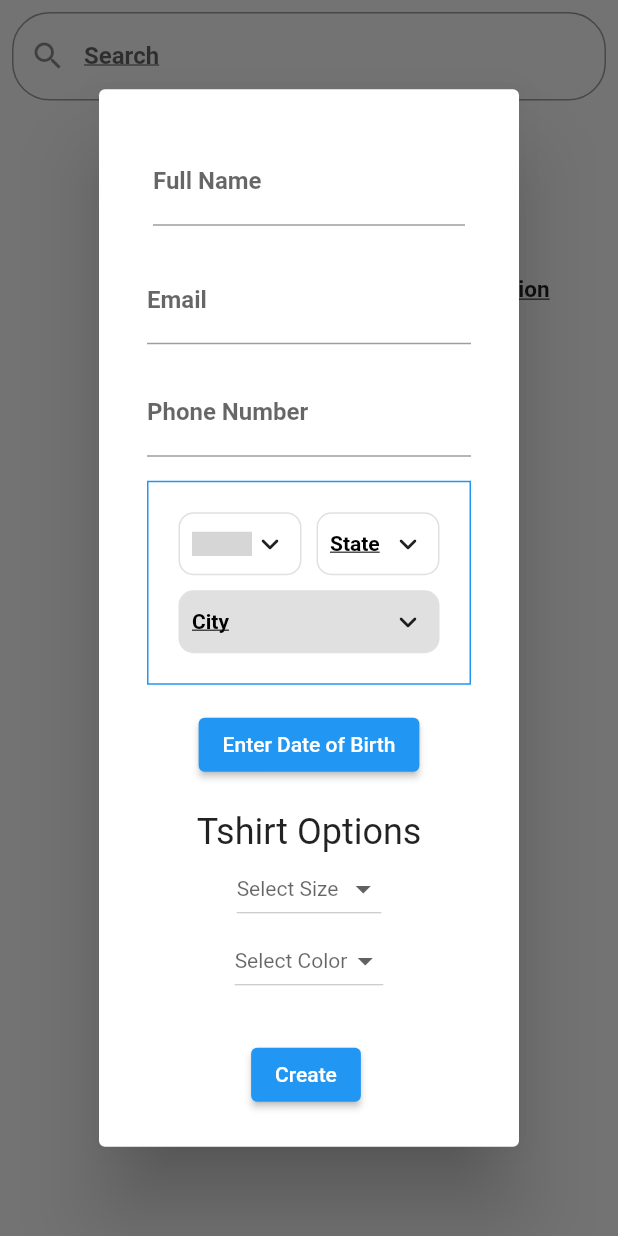
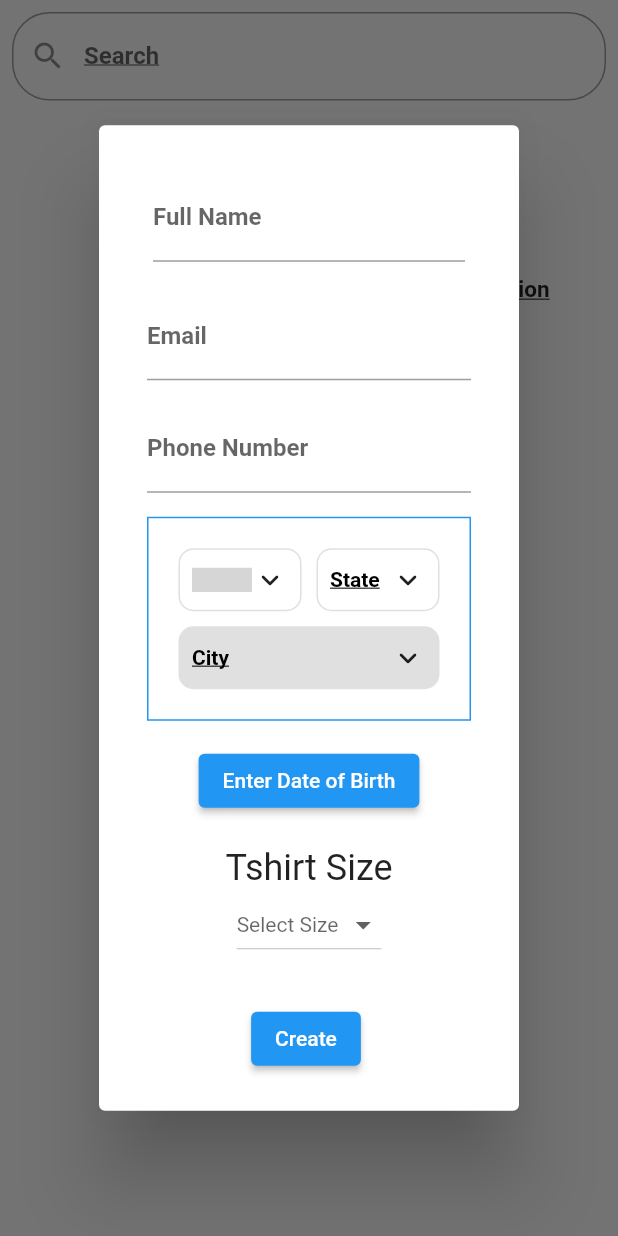
Before and after one commit to terrencepledger/project_teague_app, a Flutter app: the DirectoryPage widget shown alone on an empty page, opened directly, after a tap on "Create Family Member", on a phone screen of 412 x 824 dp. Run offline on Flutter 3.47's test engine with Material 2 defaults, Android fonts, the phone set to English and light mode, and no system bars; drawn by our look-alikes of csc_picker; our stand-ins replace carousel_slider, flutter_signin_button, google_sign_in, percent_indicator; missing offline and left inert: firebase, http_auth; accounts and stored records are empty; grey boxes are pictures that could not be loaded.

Commit message:
removed tshirt colors

```diff
--- a/lib/Objects.dart
+++ b/lib/Objects.dart
@@ -26,10 +26,6 @@ enum TshirtSize {
   S, M, L, XL, XXL, XXXL, XXXXL
 }
 
-enum TshirtColor {
-  Orange, Blue, Grey
-}
-
 ScreenType getType(BuildContext context) {
 
  double deviceWidth = MediaQuery.of(context).size.shortestSide;
@@ -47,7 +43,7 @@ class CreateMemberPopup {
 
   BuildContext context;
   Function setState;
-  void Function(TextEditingController name, TextEditingController email, TextEditingController number, Location location, DateTime dob, TshirtOptions tshirtOptions) _onPressed;
+  void Function(TextEditingController name, TextEditingController email, TextEditingController number, Location location, DateTime dob, TshirtSize tSize) _onPressed;
 
   TextEditingController name = TextEditingController();
   TextEditingController email = TextEditingController();
@@ -55,7 +51,6 @@ class CreateMemberPopup {
   Location location = Location("", "");
   DateTime dob;
   TshirtSize size;
-  TshirtColor color;
 
   CreateMemberPopup(this.context, this.setState, this._onPressed);
 
@@ -279,7 +274,7 @@ class CreateMemberPopup {
                       padding: const EdgeInsets.all(12.0),
                       child: Column(
                         children: [
-                          Text("Tshirt Options", style: Theme.of(context).textTheme.headline5,),
+                          Text("Tshirt Size", style: Theme.of(context).textTheme.headline5,),
                           Row(
                             mainAxisAlignment: MainAxisAlignment.center,
                             children: [
@@ -308,31 +303,6 @@ class CreateMemberPopup {
                                   });
                                 },
                               ),
-                              DropdownButton(
-                                hint: Text("Select Color"),
-                                value: color,
-                                dropdownColor: Colors.white,
-                                style: TextStyle(color: Colors.black),
-                                items: List.generate(TshirtColor.values.length, (index) {
-                                  return DropdownMenuItem<TshirtColor>(
-                                    value: TshirtColor.values.elementAt(index),
-                                    child: Padding(
-                                      padding: const EdgeInsets.all(8.0),
-                                      child: Text(
-                                        TshirtColor.values.elementAt(index).toString().split('.')[1],
-                                        style: TextStyle(
-                                          color: Colors.black
-                                        ),
-                                      ),
-                                    )
-                                  );
-                                }),
-                                onChanged: (newColor) {
-                                  setState2(() {
-                                    color = newColor;
-                                  });
-                                },
-                              ),
                             ],
                           ),
                         ],
@@ -346,7 +316,7 @@ class CreateMemberPopup {
                           child: ElevatedButton(
                             onPressed: () async {
                               if(valid()) {
-                                _onPressed.call(name, email, number, location, dob, TshirtOptions(size, color));
+                                _onPressed.call(name, email, number, location, dob, size);
                               }
                               else {
                                 showAlertDialog(context);
@@ -433,7 +403,7 @@ class CreateMemberPopup {
                       child: Column(
                         mainAxisSize: MainAxisSize.min,
                         children: [
-                          Text("Tshirt Options", style: Theme.of(context).textTheme.headline5,),
+                          Text("Tshirt Size", style: Theme.of(context).textTheme.headline5,),
                           DropdownButton(
                             hint: Text("Select Size"),
                             value: size,
@@ -459,31 +429,6 @@ class CreateMemberPopup {
                               });
                             },
                           ),
-                          DropdownButton(
-                            hint: Text("Select Color"),
-                            value: color,
-                            dropdownColor: Colors.white,
-                            style: TextStyle(color: Colors.black),
-                            items: List.generate(TshirtColor.values.length, (index) {
-                              return DropdownMenuItem<TshirtColor>(
-                                value: TshirtColor.values.elementAt(index),
-                                child: Padding(
-                                  padding: const EdgeInsets.all(8.0),
-                                  child: Text(
-                                    TshirtColor.values.elementAt(index).toString().split('.')[1],
-                                    style: TextStyle(
-                                      color: Colors.black
-                                    ),
-                                  ),
-                                )
-                              );
-                            }),
-                            onChanged: (newColor) {
-                              setState2(() {
-                                color = newColor;
-                              });
-                            },
-                          ),
                         ],
                       ),
                     ),
@@ -496,7 +441,7 @@ class CreateMemberPopup {
                           child: ElevatedButton(
                             onPressed: () async {
                               if(valid()) {
-                                _onPressed.call(name, email, number, location, dob, TshirtOptions(size, color));
+                                _onPressed.call(name, email, number, location, dob, size);
                               }
                               else {
                                 showAlertDialog(context);
@@ -638,7 +583,7 @@ class FamilyMember{
   Age age;
   FamilyMemberTier tier;
   AssessmentStatus assessmentStatus = AssessmentStatus();
-  TshirtOptions tshirt;
+  TshirtSize tSize;
 
   bool registered = false;
   DateTime registeredDate;
@@ -677,11 +622,8 @@ class FamilyMember{
     object['phone'] = member.phone;
     object['dob'] = member.dob.millisecondsSinceEpoch;
     object['assessmentStatus'] = AssessmentStatus.toMap(member.assessmentStatus);
-    if(member.tshirt != null) {
-      object["tshirtOptions"] = {
-        "size": member.tshirt.size.toString().split('.')[1].split('_').join(" "),
-        "color": member.tshirt.color.toString().split('.')[1]
-      };
+    if(member.tSize != null) {
+      object["tSize"] = member.tSize.toString().split('.')[1].split('_').join(" ");
     }
 
     return object;
@@ -699,21 +641,17 @@ class FamilyMember{
     DateTime dob = DateTime.fromMillisecondsSinceEpoch(object['dob']);
     AssessmentStatus assessmentStatus = AssessmentStatus.toAssessmentStatus(object["assessmentStatus"]);
     FamilyMember ret = FamilyMember(name, email, location, dob);
-    if(object.containsKey("tshirtOptions")) {
-      dynamic tshirtOptions = object["tshirtOptions"];
+    if(object.containsKey("tSize")) {
       TshirtSize size = TshirtSize.values.firstWhere(
         (e) {
-          String temp = tshirtOptions['size'].toString();
+          String temp = object['tSize'].toString();
           if(temp.contains(" ")) {
             temp = temp.split(' ').join("_");
           }
           return e.toString() == ("TshirtSize." + temp);
         }
       );
-      TshirtColor color = TshirtColor.values.firstWhere((element) =>
-        element.toString() == "TshirtColor." + tshirtOptions["color"].toString()
-      );
-      ret.tshirt = TshirtOptions(size, color);
+      ret.tSize = size;
     }
     ret.addPhone(phone);
     ret.assessmentStatus = assessmentStatus;
@@ -721,15 +659,6 @@ class FamilyMember{
     return ret;
 
   }
-
-}
-
-class TshirtOptions {
-
-  TshirtSize size;
-  TshirtColor color;
-
-  TshirtOptions(this.size, this.color);
 
 }
 
--- a/lib/directorypage.dart
+++ b/lib/directorypage.dart
@@ -76,7 +76,7 @@ class _DirectoryPageState extends State<DirectoryPage> {
 
   void showCreateMembers() {
 
-    CreateMemberPopup(context, setState, (name, email, number, location, dob, tshirt) {
+    CreateMemberPopup(context, setState, (name, email, number, location, dob, tSize) {
       List<FamilyMember> membersToAdd = [];
       membersToAdd.add(
         FamilyMember(name.text, email.text, location, dob)
@@ -85,7 +85,7 @@ class _DirectoryPageState extends State<DirectoryPage> {
         (member) {
           member.addPhone(number.text);
           member.id = famRef.push(FamilyMember.toMap(member)).key;
-          member.tshirt = tshirt;
+          member.tSize = tSize;
         }
       );
       setState(() {
--- a/lib/main.dart
+++ b/lib/main.dart
@@ -284,9 +284,9 @@ class _AppState extends State<App> {
 
     CreateMemberPopup(
       context, setState,
-      (name, email, number, location, dob, tshirt) {
+      (name, email, number, location, dob, tSize) {
         memberToAssign = FamilyMember(name.text, email.text, location, dob);
-        memberToAssign.tshirt = tshirt;
+        memberToAssign.tSize = tSize;
         memberToAssign.id = signIn.currentUser.id;
         memberToAssign.addPhone(number.text);
         ref.child(memberToAssign.id).set(FamilyMember.toMap(memberToAssign));
--- a/lib/paymentsPage.dart
+++ b/lib/paymentsPage.dart
@@ -620,7 +620,7 @@ class _PaymentsPage extends State<PaymentsPage> {
 
   void showCreateMembers() {
 
-    CreateMemberPopup(context, setState, (name, email, number, location, dob, tshirt) {
+    CreateMemberPopup(context, setState, (name, email, number, location, dob, tSize) {
       List<FamilyMember> membersToAdd = [];
       membersToAdd.add(
         FamilyMember(name.text, email.text, location, dob)
@@ -630,7 +630,7 @@ class _PaymentsPage extends State<PaymentsPage> {
           setState(() {
             member.addPhone(number.text);
             member.id = ref.push(FamilyMember.toMap(member)).key;
-            member.tshirt = tshirt;
+            member.tSize = tSize;
             choices.add(member);
             selected[member] = true;
           });
```
